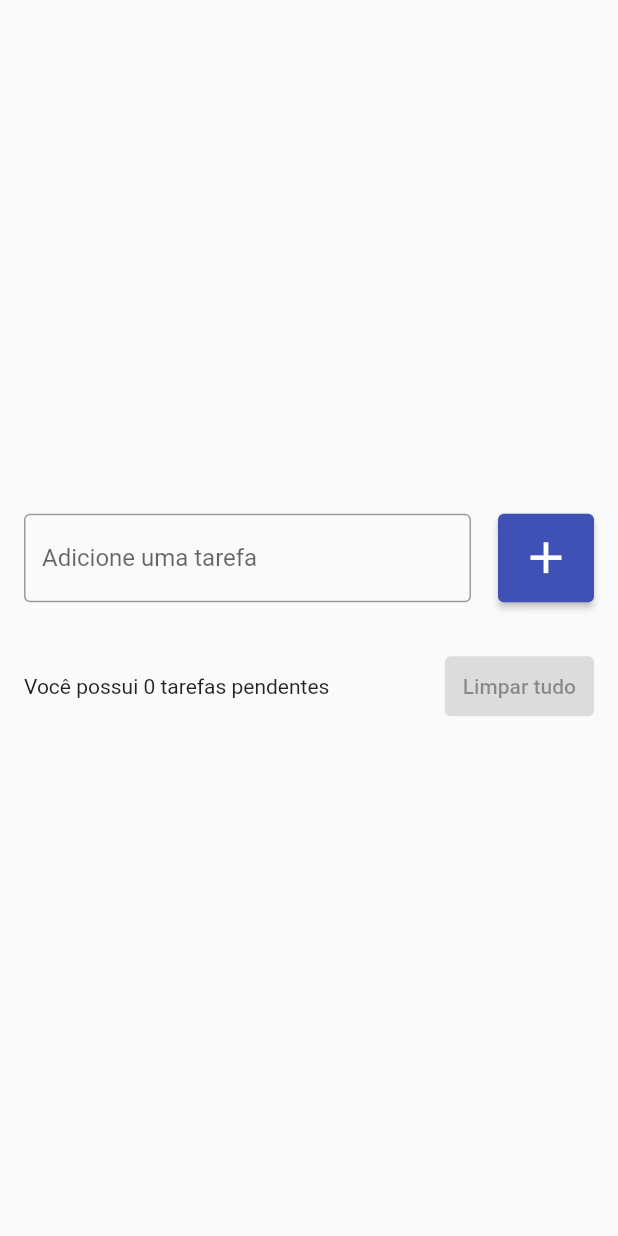
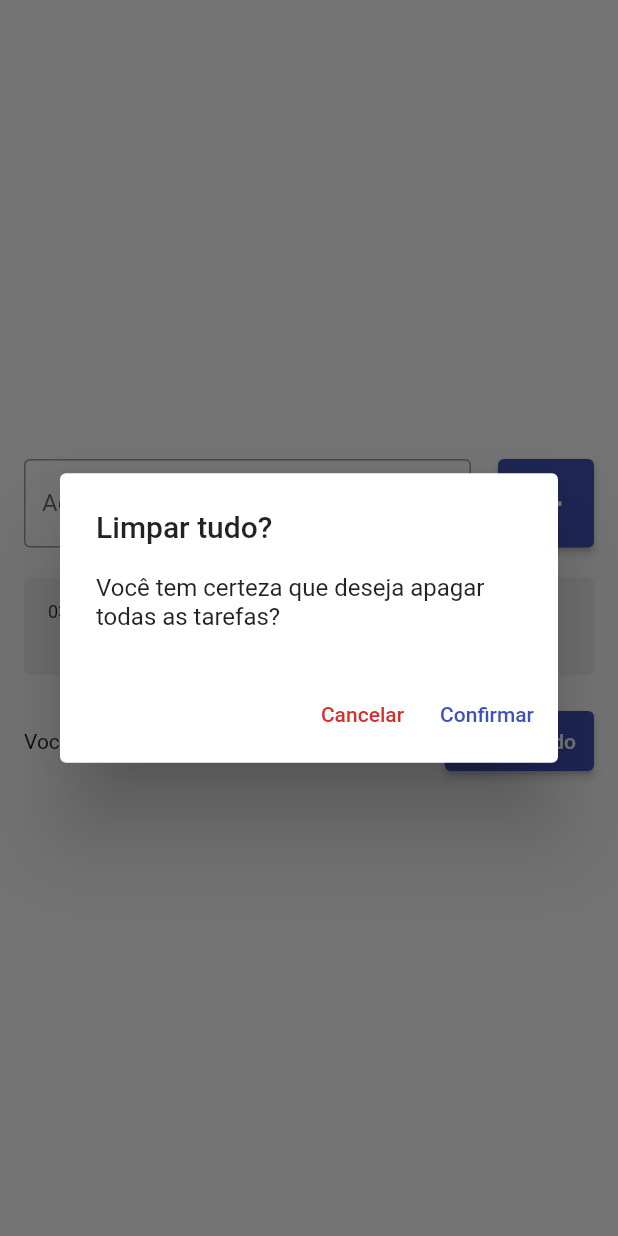
Before and after one commit to LeoCosta001/to-do-list-example-app, a Flutter app: the screen it shows after launch, after a tap on the "add" icon, after a tap on "Limpar tudo", on a phone screen of 412 x 824 dp. Run offline on Flutter 3.47's test engine with Material 2 defaults, Android fonts, the phone set to English and light mode, and no system bars; drawn by our look-alikes of flutter_slidable.

Commit message:
Create delete todo list confirmation dialog

```diff
--- a/lib/pages/to_do_list_page/to_do_list_page.dart
+++ b/lib/pages/to_do_list_page/to_do_list_page.dart
@@ -82,9 +82,7 @@ class _ToDoListPageState extends State<ToDoListPage> {
                       ElevatedButton(
                         onPressed: todoList.isNotEmpty
                             ? () {
-                                setState(() {
-                                  onDeleteAll();
-                                });
+                                showDeleteTodoListConfirmationDialog();
                               }
                             : null, // Disable button when is empty
                         style: ElevatedButton.styleFrom(
@@ -138,4 +136,31 @@ class _ToDoListPageState extends State<ToDoListPage> {
       todoList.clear();
     });
   }
+
+  void showDeleteTodoListConfirmationDialog() {
+    showDialog(
+      context: context,
+      builder: (context) => AlertDialog(
+        title: const Text('Limpar tudo?'),
+        content: const Text('Você tem certeza que deseja apagar todas as tarefas?'),
+        actions: [
+          TextButton(
+            style: TextButton.styleFrom(primary: Theme.of(context).errorColor),
+            onPressed: () {
+              Navigator.of(context).pop();
+            },
+            child: Text('Cancelar'),
+          ),
+          TextButton(
+            onPressed: () {
+              Navigator.of(context).pop();
+              onDeleteAll();
+            },
+            style: TextButton.styleFrom(primary: Colors.indigo),
+            child: const Text('Confirmar'),
+          ),
+        ],
+      ),
+    );
+  }
 }
```
